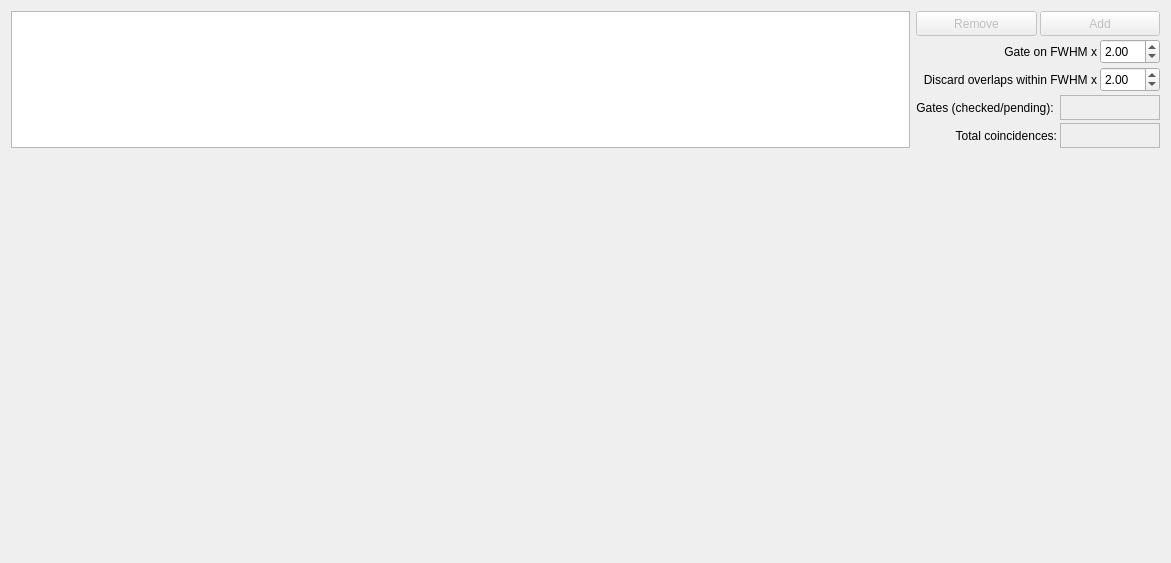
Above: gui/analysis/form_integration2d.ui from usnistgov/qpx-gamma before the change; both pictures show x 0 to 1171 and y 0 to 563 of the 1171 by 879 pixel window. Below: the same form after it.
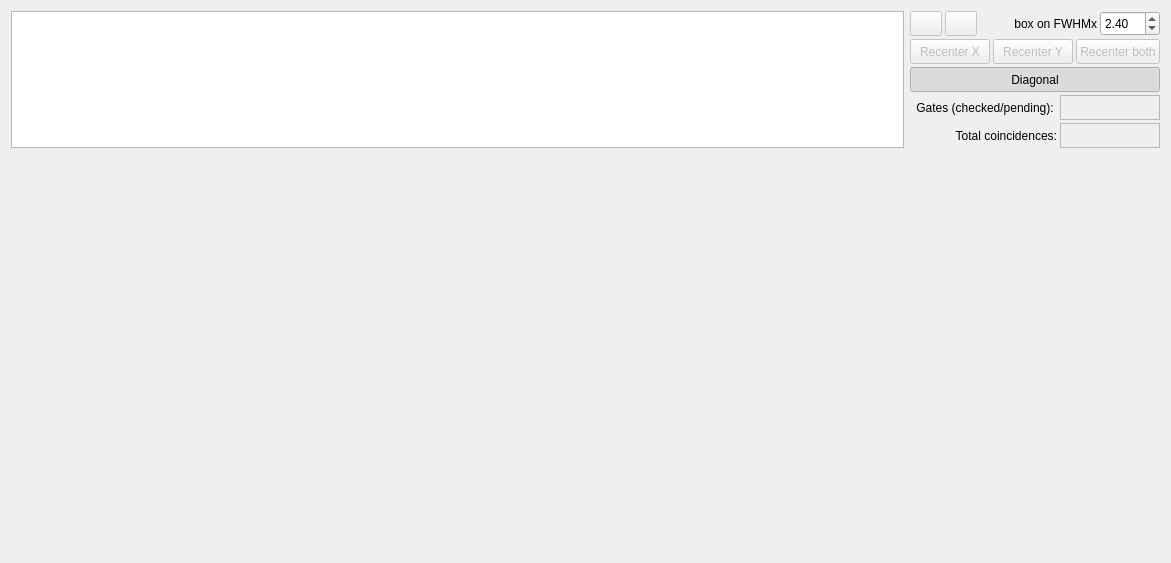
That is the form after the change. Icons and pictures are not drawn. Custom widgets are drawn as their Qt base class.

Commit message: 2d peak integration

Patch:
```diff
--- a/gui/analysis/form_integration2d.ui
+++ b/gui/analysis/form_integration2d.ui
@@ -49,18 +49,28 @@
            </property>
            <property name="minimumSize">
             <size>
-             <width>0</width>
+             <width>32</width>
              <height>25</height>
             </size>
            </property>
            <property name="maximumSize">
             <size>
-             <width>16777215</width>
+             <width>32</width>
              <height>25</height>
             </size>
            </property>
            <property name="text">
-            <string>Remove</string>
+            <string/>
+           </property>
+           <property name="icon">
+            <iconset resource="../resources/qpxres.qrc">
+             <normaloff>:/new/icons/oxy/editdelete.png</normaloff>:/new/icons/oxy/editdelete.png</iconset>
+           </property>
+           <property name="iconSize">
+            <size>
+             <width>18</width>
+             <height>18</height>
+            </size>
            </property>
           </widget>
          </item>
@@ -71,25 +81,31 @@
            </property>
            <property name="minimumSize">
             <size>
-             <width>0</width>
+             <width>32</width>
              <height>25</height>
             </size>
            </property>
            <property name="maximumSize">
             <size>
-             <width>16777215</width>
+             <width>32</width>
              <height>25</height>
             </size>
            </property>
            <property name="text">
-            <string>Add</string>
+            <string/>
+           </property>
+           <property name="icon">
+            <iconset resource="../resources/qpxres.qrc">
+             <normaloff>:/new/icons/oxy/flag_yellow.png</normaloff>:/new/icons/oxy/flag_yellow.png</iconset>
+           </property>
+           <property name="iconSize">
+            <size>
+             <width>18</width>
+             <height>18</height>
+            </size>
            </property>
           </widget>
          </item>
-        </layout>
-       </item>
-       <item>
-        <layout class="QHBoxLayout" name="horizontalLayout_2">
          <item>
           <widget class="QLabel" name="label_2">
            <property name="sizePolicy">
@@ -111,7 +127,7 @@
             </size>
            </property>
            <property name="text">
-            <string>Gate on FWHM x</string>
+            <string> box on FWHMx</string>
            </property>
            <property name="alignment">
             <set>Qt::AlignRight|Qt::AlignTrailing|Qt::AlignVCenter</set>
@@ -138,8 +154,84 @@
              <height>25</height>
             </size>
            </property>
+           <property name="decimals">
+            <number>2</number>
+           </property>
+           <property name="singleStep">
+            <double>0.200000000000000</double>
+           </property>
            <property name="value">
-            <double>2.000000000000000</double>
+            <double>2.400000000000000</double>
+           </property>
+          </widget>
+         </item>
+        </layout>
+       </item>
+       <item>
+        <layout class="QHBoxLayout" name="horizontalLayout_2">
+         <item>
+          <widget class="QPushButton" name="pushCentroidX">
+           <property name="enabled">
+            <bool>false</bool>
+           </property>
+           <property name="minimumSize">
+            <size>
+             <width>0</width>
+             <height>25</height>
+            </size>
+           </property>
+           <property name="maximumSize">
+            <size>
+             <width>16777215</width>
+             <height>25</height>
+            </size>
+           </property>
+           <property name="text">
+            <string>Recenter X</string>
+           </property>
+          </widget>
+         </item>
+         <item>
+          <widget class="QPushButton" name="pushCentroidY">
+           <property name="enabled">
+            <bool>false</bool>
+           </property>
+           <property name="minimumSize">
+            <size>
+             <width>0</width>
+             <height>25</height>
+            </size>
+           </property>
+           <property name="maximumSize">
+            <size>
+             <width>16777215</width>
+             <height>25</height>
+            </size>
+           </property>
+           <property name="text">
+            <string>Recenter Y</string>
+           </property>
+          </widget>
+         </item>
+         <item>
+          <widget class="QPushButton" name="pushCentroidXY">
+           <property name="enabled">
+            <bool>false</bool>
+           </property>
+           <property name="minimumSize">
+            <size>
+             <width>0</width>
+             <height>25</height>
+            </size>
+           </property>
+           <property name="maximumSize">
+            <size>
+             <width>16777215</width>
+             <height>25</height>
+            </size>
+           </property>
+           <property name="text">
+            <string>Recenter both</string>
            </property>
           </widget>
          </item>
@@ -148,13 +240,7 @@
        <item>
         <layout class="QHBoxLayout" name="horizontalLayout">
          <item>
-          <widget class="QLabel" name="label">
-           <property name="sizePolicy">
-            <sizepolicy hsizetype="Preferred" vsizetype="Maximum">
-             <horstretch>0</horstretch>
-             <verstretch>0</verstretch>
-            </sizepolicy>
-           </property>
+          <widget class="QPushButton" name="pushShowDiagonal">
            <property name="minimumSize">
             <size>
              <width>0</width>
@@ -168,35 +254,13 @@
             </size>
            </property>
            <property name="text">
-            <string>Discard overlaps within FWHM x</string>
+            <string>Diagonal</string>
            </property>
-           <property name="alignment">
-            <set>Qt::AlignRight|Qt::AlignTrailing|Qt::AlignVCenter</set>
+           <property name="checkable">
+            <bool>true</bool>
            </property>
-          </widget>
-         </item>
-         <item>
-          <widget class="QDoubleSpinBox" name="doubleOverlaps">
-           <property name="sizePolicy">
-            <sizepolicy hsizetype="Minimum" vsizetype="Maximum">
-             <horstretch>0</horstretch>
-             <verstretch>0</verstretch>
-            </sizepolicy>
-           </property>
-           <property name="minimumSize">
-            <size>
-             <width>60</width>
-             <height>25</height>
-            </size>
-           </property>
-           <property name="maximumSize">
-            <size>
-             <width>60</width>
-             <height>25</height>
-            </size>
-           </property>
-           <property name="value">
-            <double>2.000000000000000</double>
+           <property name="checked">
+            <bool>true</bool>
            </property>
           </widget>
          </item>
@@ -376,13 +440,13 @@
        <property name="minimumSize">
         <size>
          <width>100</width>
-         <height>250</height>
+         <height>300</height>
         </size>
        </property>
        <property name="maximumSize">
         <size>
          <width>16777215</width>
-         <height>250</height>
+         <height>300</height>
         </size>
        </property>
       </widget>
@@ -398,13 +462,13 @@
        <property name="minimumSize">
         <size>
          <width>100</width>
-         <height>250</height>
+         <height>300</height>
         </size>
        </property>
        <property name="maximumSize">
         <size>
          <width>16777215</width>
-         <height>250</height>
+         <height>300</height>
         </size>
        </property>
       </widget>
@@ -420,13 +484,13 @@
        <property name="minimumSize">
         <size>
          <width>100</width>
-         <height>250</height>
+         <height>300</height>
         </size>
        </property>
        <property name="maximumSize">
         <size>
          <width>16777215</width>
-         <height>250</height>
+         <height>300</height>
         </size>
        </property>
       </widget>
```
Left out of the diff: 20 changed lines with no effect on the pictures. The commit also changes 18 other files.
